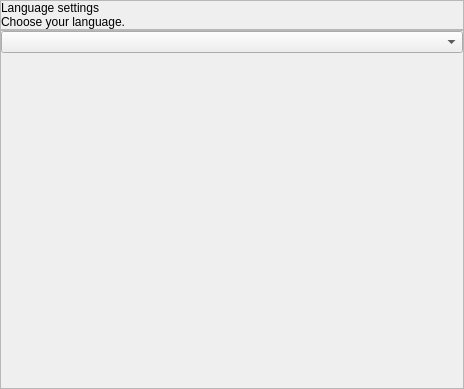
The window that seospider/ui/language_settings_widget.ui (andrascii/RiveSolutions_SEO_Spider) describes before a commit, drawn with Qt 5.
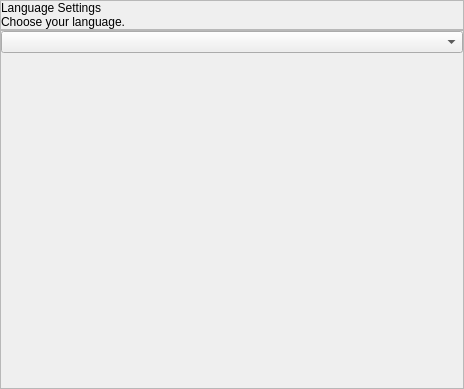
The same window after the commit.

```diff
--- a/seospider/ui/language_settings_widget.ui
+++ b/seospider/ui/language_settings_widget.ui
@@ -70,7 +70,7 @@
         <item>
          <widget class="QLabel" name="headerName">
           <property name="text">
-           <string>Language settings</string>
+           <string>Language Settings</string>
           </property>
          </widget>
         </item>
```
Left out of the diff: 3 changed lines with no effect on the pictures.
